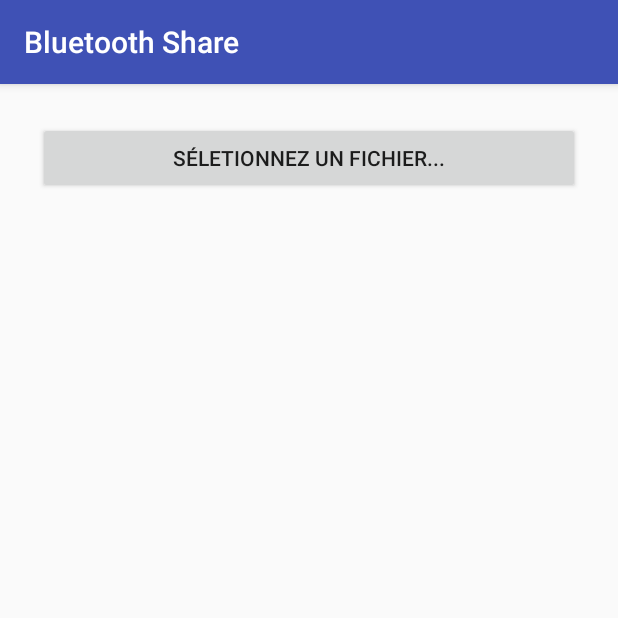
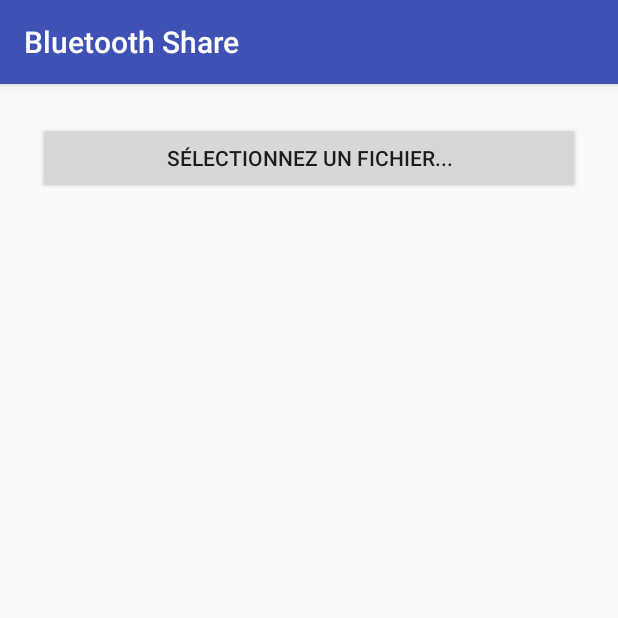
Before and after one commit to fdigbeu/BluetoothShare, an Android app: the screen it shows after launch (MainActivity), on a phone screen of 412 x 824 dp, the top half of it. Run offline under Robolectric (Android 15) with nearby library versions, the phone set to English and light mode, and no system bars; our stand-ins replace Picasso; pictures from the network do not load.

Commit message:
Adding new item with name = url_image_post

```diff
--- a/app/src/main/res/values/strings.xml
+++ b/app/src/main/res/values/strings.xml
@@ -2,10 +2,12 @@
     <string name="app_name">Bluetooth Share</string>
     <string name="btn_share_by_bluetooth">Partager via Bluetooth</string>
     <string name="btn_export_via_server">Exporter sur le serveur</string>
-    <string name="btn_select_file">Séletionnez un fichier...</string>
+    <string name="btn_select_file">Sélectionnez un fichier...</string>
     <string name="txt_write_data_to_share">Veuillez saisir le texte à partager</string>
     <string name="txt_field_require">Champ obligatoire</string>
     <string name="txt_data_no_keep">Données non sauvegardées.</string>
     <string name="txt_no_bluetooth_find">Aucun Bluetooth trouvé</string>
     <string name="alt_empty"></string>
+    <string name="url_image_post">http://www.lveapp.fr/ws-images/</string>
+    <string name="txt_connection_error">Erreur : Problème de connexion</string>
 </resources>
```
